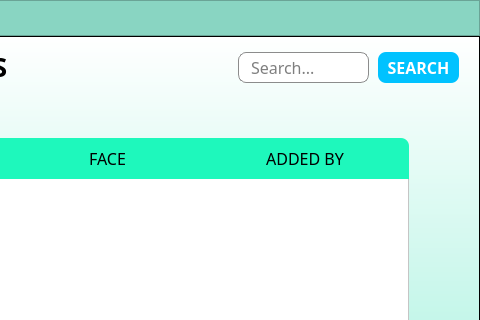
marcryangil/facemaskdetection, file registeredfaces.ui: the form before one commit; both pictures show x 462 to 942 and y 0 to 320 of the 942 by 495 pixel window.
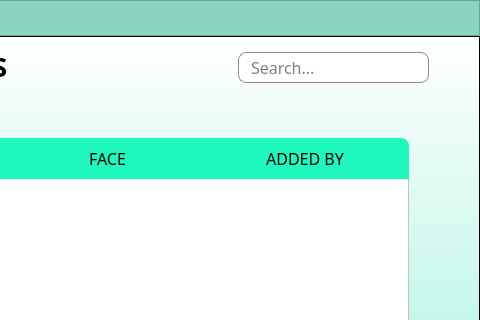
The form after the commit. Icons and pictures are not drawn.

Commit message: added search icon and remove search button

What changed in the file:
```diff
--- a/registeredfaces.ui
+++ b/registeredfaces.ui
@@ -372,59 +372,12 @@
         <bool>false</bool>
        </property>
       </widget>
-      <widget class="QPushButton" name="btnSearch">
-       <property name="geometry">
-        <rect>
-         <x>840</x>
-         <y>16</y>
-         <width>81</width>
-         <height>31</height>
-        </rect>
-       </property>
-       <property name="minimumSize">
-        <size>
-         <width>0</width>
-         <height>0</height>
-        </size>
-       </property>
-       <property name="font">
-        <font>
-         <family>Work Sans SemiBold</family>
-         <pointsize>12</pointsize>
-         <weight>75</weight>
-         <bold>true</bold>
-        </font>
-       </property>
-       <property name="autoFillBackground">
-        <bool>false</bool>
-       </property>
-       <property name="styleSheet">
-        <string notr="true">QPushButton{
-	background-color: rgb(0,194,255);
-	border: none;
-	color: rgb(255, 255, 255);
-	border-radius: 8px;
-}
-QPushButton:hover{
-	background-color: rgb(31, 211, 166);
-}
-QPushButton:pressed{
-	background-color: rgb(22, 154, 121)
-}</string>
-       </property>
-       <property name="text">
-        <string>SEARCH</string>
-       </property>
-       <property name="flat">
-        <bool>false</bool>
-       </property>
-      </widget>
       <widget class="QLineEdit" name="lineSearch">
        <property name="geometry">
         <rect>
          <x>700</x>
          <y>16</y>
-         <width>131</width>
+         <width>191</width>
          <height>31</height>
         </rect>
        </property>
@@ -661,6 +614,28 @@
         <enum>QFrame::Raised</enum>
        </property>
       </widget>
+      <widget class="QLabel" name="searchlabel">
+       <property name="geometry">
+        <rect>
+         <x>867</x>
+         <y>20</y>
+         <width>21</width>
+         <height>21</height>
+        </rect>
+       </property>
+       <property name="styleSheet">
+        <string notr="true">background-color:transparent;</string>
+       </property>
+       <property name="text">
+        <string/>
+       </property>
+       <property name="pixmap">
+        <pixmap>search.png</pixmap>
+       </property>
+       <property name="scaledContents">
+        <bool>true</bool>
+       </property>
+      </widget>
      </widget>
     </item>
     <item>
```
The commit also changes 5 other files.
